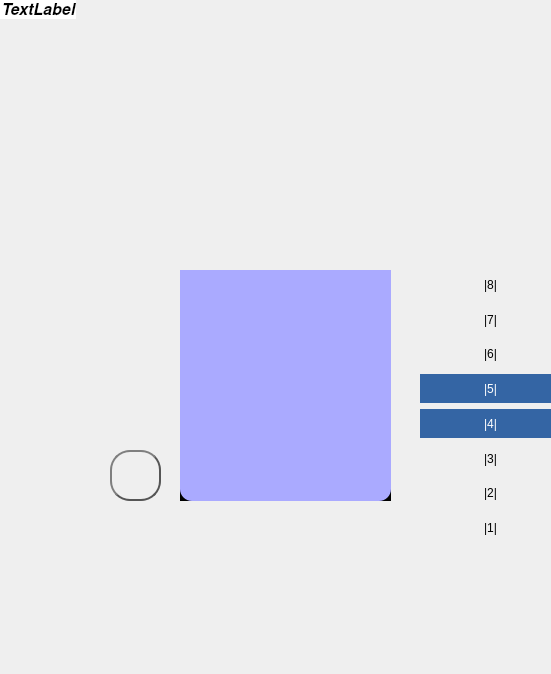
First picture: the form in src/mainwindow.ui, repository alejita11011/CES-Simulator, before the edit; both pictures show x 0 to 551 and y 0 to 674 of the 941 by 674 pixel window.
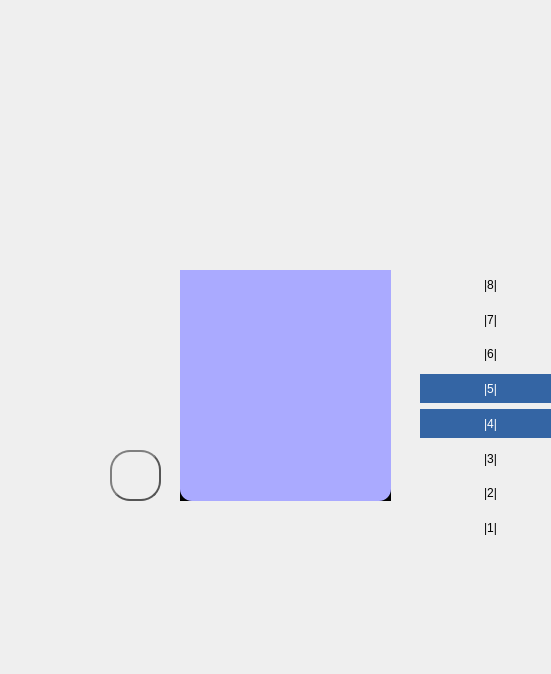
Second picture: the form after the edit. Icons and pictures are not drawn.

```diff
--- a/src/mainwindow.ui
+++ b/src/mainwindow.ui
@@ -413,6 +413,14 @@
     </layout>
    </widget>
    <widget class="QLabel" name="sessionProgressValues">
+    <property name="geometry">
+     <rect>
+      <x>180</x>
+      <y>270</y>
+      <width>211</width>
+      <height>231</height>
+     </rect>
+    </property>
     <property name="font">
      <font>
       <family>Nimbus Sans L</family>
```
